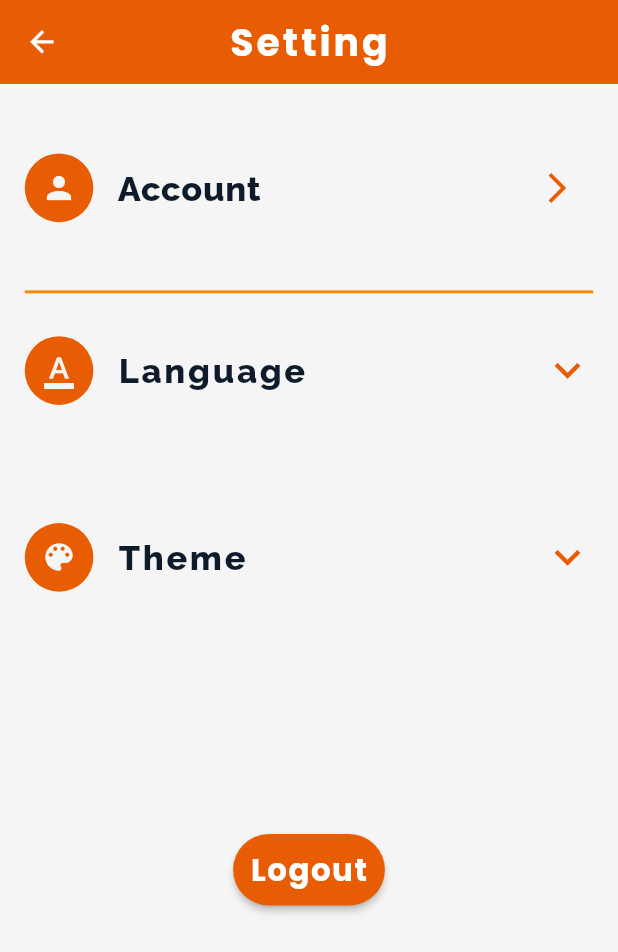
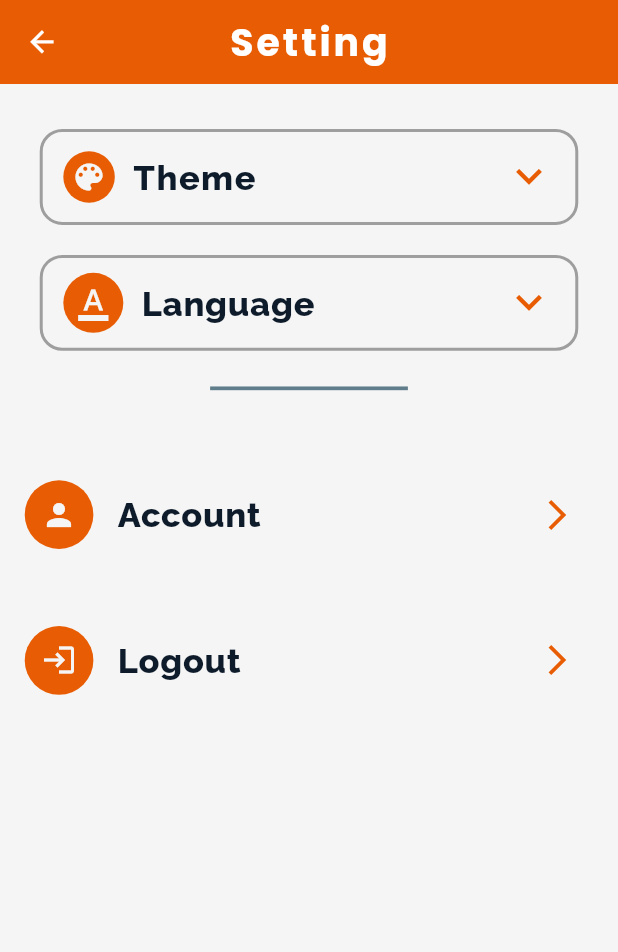
Before and after one commit to YousabSefeen/smart_shop_clean_architecture, a Flutter app: the SettingScreen screen opened directly, on a phone screen of 412 x 824 dp. Shown: the top 952 px of the screen. Run offline on Flutter 3.47's test engine with Material 2 defaults, Android fonts, the phone set to English and light mode, and no system bars; our stand-ins replace bloc, cached_network_image, carousel_slider, connectivity_plus, dartz, dio and 12 more; accounts and stored records are empty; network calls fail.

Commit message:
Redesign settings screen

```diff
--- a/lib/core/common presentation/widgets/custom_app_alerts.dart
+++ b/lib/core/common presentation/widgets/custom_app_alerts.dart
@@ -167,8 +167,8 @@ class CustomAppAlerts {
                 fontSize: 14.sp,
                 color: isDark ? Colors.grey : Colors.black,
                 fontWeight: FontWeight.w500,
+                letterSpacing: 0,
               ),
-              maxLines: 3,
             ),
             const SizedBox(height: 10),
             SizedBox(
--- a/lib/core/utils/app settings/components/language_change_button.dart
+++ b/lib/core/utils/app settings/components/language_change_button.dart
@@ -2,7 +2,6 @@ import 'package:flutter/material.dart';
 import 'package:flutter_screenutil/flutter_screenutil.dart';
 import 'package:shop_app_clean_architecture/core/utils/app%20settings/components/app_localizations.dart';
 
-import '../../global_constants.dart';
 import '../controller/app_settings_cubit.dart';
 
 class LanguageChangeButton extends StatelessWidget {
@@ -12,25 +11,37 @@ class LanguageChangeButton extends StatelessWidget {
   Widget build(BuildContext context) {
     double height = MediaQuery.sizeOf(context).height;
     ThemeData theme = Theme.of(context);
-    return ListTile(
-      contentPadding: EdgeInsets.only(top: height * 0.02),
-      leading: CircleAvatar(
-        radius: 20.r,
+
+    return Container(
+      margin: const EdgeInsets.all(10),
+      padding: EdgeInsets.symmetric(horizontal: 12.w, vertical: 5.h),
+      decoration: BoxDecoration(
+        border: Border.all(
+          color: Colors.grey,
+          width: 2,
+        ),
+        borderRadius: BorderRadius.circular(15),
+      ),
+      child: Row(
+        crossAxisAlignment: CrossAxisAlignment.center,
+        children: [
+          CircleAvatar(
             backgroundColor: theme.secondaryHeaderColor,
             child: Icon(
               Icons.format_color_text_outlined,
               color: theme.scaffoldBackgroundColor,
             ),
           ),
-      title: Text(
+          const SizedBox(width: 12),
+          Text(
             'language'.translate(context),
             style: Theme.of(context).textTheme.titleSmall!.copyWith(
                   fontSize: 20.sp,
                   fontWeight: FontWeight.w800,
-          letterSpacing: language == 'en' ? 1.8 : 0,
                 ),
           ),
-      trailing: DropdownButton(
+          const Spacer(),
+          DropdownButton(
             alignment: Alignment.center,
             dropdownColor: Theme.of(context).scaffoldBackgroundColor,
             borderRadius: BorderRadius.circular(20.r),
@@ -66,6 +77,8 @@ class LanguageChangeButton extends StatelessWidget {
               );
             },
           ),
+        ],
+      ),
     );
   }
 }
--- a/lib/core/utils/app settings/components/theme_change_button.dart
+++ b/lib/core/utils/app settings/components/theme_change_button.dart
@@ -14,23 +14,35 @@ class ThemeChangeButton extends StatelessWidget {
     double height = MediaQuery.sizeOf(context).height;
     final themeCubit = AppSettingsCubit.object(context);
     final isDark = themeCubit.theme == ThemeMode.dark;
-
-    return ListTile(
-      contentPadding: EdgeInsets.only(top: height * 0.05),
-      leading: CircleAvatar(
-        radius: 20.r,
+    return Container(
+      margin: const EdgeInsets.all(10),
+      padding: EdgeInsets.symmetric(horizontal: 12.w, vertical: 5.h),
+      decoration: BoxDecoration(
+        border: Border.all(
+          color: Colors.grey,
+          width: 2,
+        ),
+        borderRadius: BorderRadius.circular(15),
+      ),
+      child: Row(
+        crossAxisAlignment: CrossAxisAlignment.center,
+        children: [
+          CircleAvatar(
+            radius: 15.r,
             backgroundColor: theme.secondaryHeaderColor,
             child: Icon(Icons.color_lens, color: theme.scaffoldBackgroundColor),
           ),
-      title: Text(
+          const SizedBox(width: 12),
+          Text(
             'theme'.translate(context),
             style: Theme.of(context).textTheme.titleSmall!.copyWith(
                   fontSize: 20.sp,
                   fontWeight: FontWeight.w800,
-          letterSpacing: language == 'en' ? 1.8 : 0,
+                  letterSpacing: language == 'en' ? 1 : 0,
                 ),
           ),
-      trailing: DropdownButton(
+          const Spacer(),
+          DropdownButton(
             dropdownColor: Theme.of(context).scaffoldBackgroundColor,
             borderRadius: BorderRadius.circular(20.r),
             style: Theme.of(context).textTheme.titleSmall!.copyWith(
@@ -66,6 +78,8 @@ class ThemeChangeButton extends StatelessWidget {
               }
             },
           ),
+        ],
+      ),
     );
   }
 }
--- a/lib/features/home data/presentation/ui/screens/setting_screen.dart
+++ b/lib/features/home data/presentation/ui/screens/setting_screen.dart
@@ -3,6 +3,7 @@ import 'package:flutter_screenutil/flutter_screenutil.dart';
 import 'package:shop_app_clean_architecture/core/utils/app%20settings/components/app_localizations.dart';
 import 'package:shop_app_clean_architecture/core/utils/app_routers.dart';
 
+import '../../../../../core/common presentation/widgets/custom_app_alerts.dart';
 import '../../../../../core/utils/app settings/components/language_change_button.dart';
 import '../../../../../core/utils/app settings/components/theme_change_button.dart';
 import '../../../../authentication/presentation/controller/cubit/auth_cubit.dart';
@@ -26,12 +27,17 @@ class SettingScreen extends StatelessWidget {
           padding: EdgeInsets.symmetric(
             horizontal: width * 0.04,
           ),
-          child: LayoutBuilder(
-            builder: (context, constraints) => Column(
+          child: Column(
             children: [
-                SizedBox(
-                  height: constraints.maxHeight * 0.17,
-                  child: customListTile(
+              const SizedBox(height: 20),
+              const ThemeChangeButton(),
+              const LanguageChangeButton(),
+              Padding(
+                padding: EdgeInsets.symmetric(horizontal: width * 0.3),
+                child: const Divider(
+                    thickness: 2.5, color: Colors.blueGrey, height: 30),
+              ),
+              customListTile(
                 context: context,
                 leadingIcon: Icons.person,
                 title: 'account'.translate(context),
@@ -44,27 +50,24 @@ class SettingScreen extends StatelessWidget {
                       context: context, route: ProfileScreen.route),
                 ),
               ),
+              customListTile(
+                context: context,
+                leadingIcon: Icons.login,
+                title: 'logout'.translate(context),
+                trailing: IconButton(
+                  icon: Icon(
+                    Icons.arrow_forward_ios,
+                    color: theme.secondaryHeaderColor,
                   ),
-                const Divider(),
-                SizedBox(
-                  height: constraints.maxHeight * 0.13,
-                  child: const LanguageChangeButton(),
-                ),
-                SizedBox(
-                  height: constraints.maxHeight * 0.13,
-                  child: const ThemeChangeButton(),
-                ),
-                SizedBox(height: constraints.maxHeight * 0.2),
-                ElevatedButton(
-                  onPressed: () => AuthCubit.object(context).logout(context),
-                  style: Theme.of(context).elevatedButtonTheme.style,
-                  child: Text(
-                    'logout'.translate(context),
-                    style: Theme.of(context).textTheme.labelSmall,
+                  onPressed: () {
+                    return CustomAppAlerts.logoutAlert(
+                      context: context,
+                      onLogout: () => AuthCubit.object(context).logout(context),
+                    );
+                  },
                 ),
               ),
             ],
-            ),
           ),
         ),
       ),
```
Also changed, not shown: pubspec.lock, 1 other file. Lines whose indentation alone changed are shown as unchanged.
